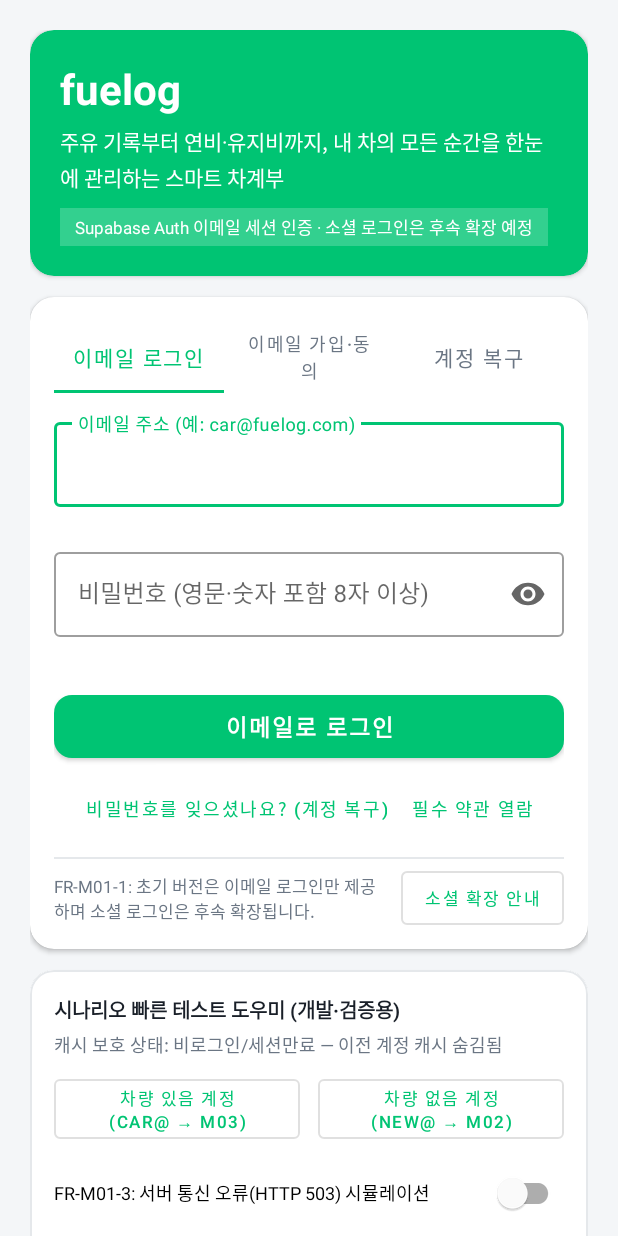
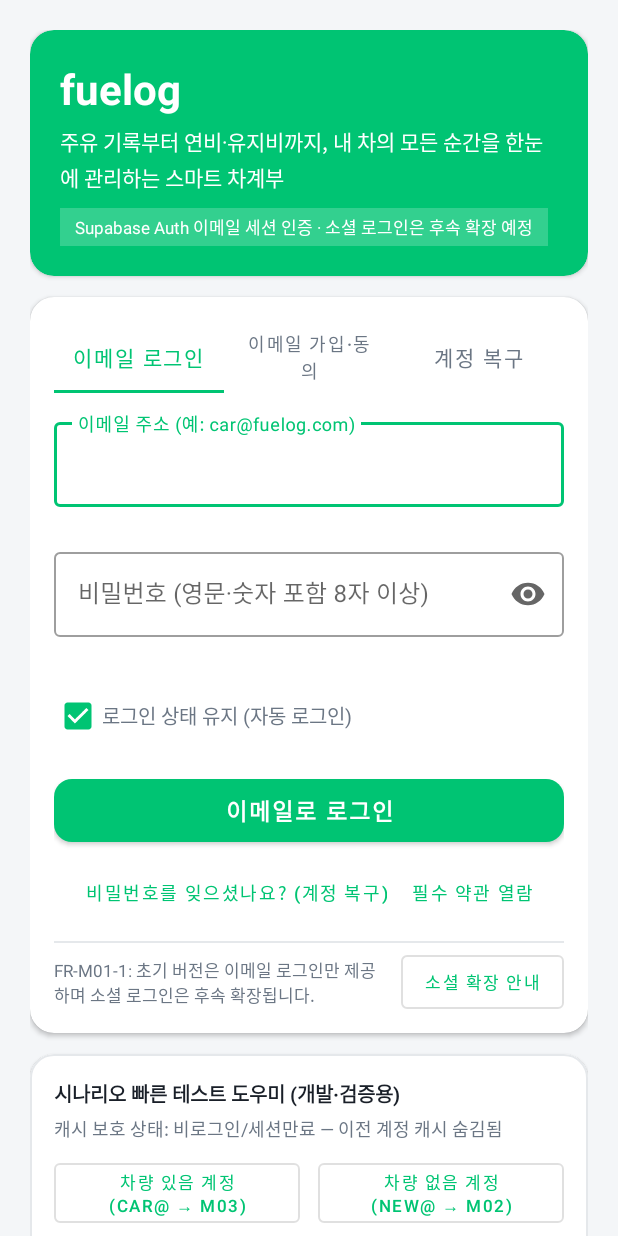
Before and after one commit to thstnqls/mobile-app-fuelog, an Android app: the screen it shows after launch (MainActivity), on a phone screen of 412 x 824 dp. Run offline under Robolectric (Android 15) with nearby library versions, the phone set to English and light mode, and no system bars.

Commit message:
feat: 로그인 세션 관리 기능 추가

```diff
--- a/app/src/main/java/com/pleos/mobile_app_fuelog/MainActivity.java
+++ b/app/src/main/java/com/pleos/mobile_app_fuelog/MainActivity.java
@@ -110,7 +110,7 @@ public class MainActivity extends AppCompatActivity {
         if (savedInstanceState == null) {
             NavGraph navGraph = navController.getNavInflater().inflate(R.navigation.mobile_navigation);
             AuthSession savedSession = authRepository.getCurrentValidSession();
-            if (savedSession == null) {
+            if (savedSession == null || !authRepository.isAutoLoginEnabled()) {
                 navGraph.setStartDestination(R.id.nav_m01_login);
             } else {
                 boolean hasVehicle = userCacheManager.hasRegisteredVehicle(savedSession.getUserId());
--- a/app/src/main/java/com/pleos/mobile_app_fuelog/ui/auth/M01LoginFragment.java
+++ b/app/src/main/java/com/pleos/mobile_app_fuelog/ui/auth/M01LoginFragment.java
@@ -74,9 +74,9 @@ public class M01LoginFragment extends Fragment {
         observeViewModel();
         refreshContextAndCacheBanner();
 
-        // 이미 유효한 세션이 존재하는 경우 뷰 트리가 완전히 마운트된 직후 M02/M03(또는 보류 딥링크)로 이동
+        // 이미 유효한 세션이 존재하고 자동 로그인이 켜져 있는 경우 뷰 트리가 완전히 마운트된 직후 M02/M03(또는 보류 딥링크)로 이동
         AuthSession existingSession = authRepository.getCurrentValidSession();
-        if (existingSession != null) {
+        if (existingSession != null && authRepository.isAutoLoginEnabled()) {
             view.post(() -> {
                 if (!isAdded() || binding == null) {
                     return;
@@ -88,7 +88,15 @@ public class M01LoginFragment extends Fragment {
                 );
                 navigateByDecision(decision);
             });
+            return;
         }
+
+        // 저장된 계정 이메일이 있으면 자동 완성 및 자동 로그인 체크박스 상태 초기화
+        String savedEmail = authRepository.getSavedEmail();
+        if (savedEmail != null && !savedEmail.trim().isEmpty() && (binding.etEmail.getText() == null || binding.etEmail.getText().toString().isEmpty())) {
+            binding.etEmail.setText(savedEmail.trim());
+        }
+        binding.cbAutoLogin.setChecked(authRepository.isAutoLoginEnabled());
     }
 
     private void setupTabs() {
@@ -254,6 +262,10 @@ public class M01LoginFragment extends Fragment {
                 perm -> PermissionGuideHelper.isPermissionGranted(requireContext(), perm);
 
         if (mode == M01LoginViewModel.AuthMode.LOGIN) {
+            authRepository.setAutoLoginEnabled(binding.cbAutoLogin.isChecked());
+            if (!email.trim().isEmpty()) {
+                authRepository.setSavedEmail(email.trim());
+            }
             viewModel.submitLogin(email, password, permChecker);
         } else if (mode == M01LoginViewModel.AuthMode.SIGN_UP) {
             viewModel.submitSignUp(
@@ -277,6 +289,7 @@ public class M01LoginFragment extends Fragment {
                 binding.tilPassword.setVisibility(View.VISIBLE);
                 binding.tilPasswordConfirm.setVisibility(View.GONE);
                 binding.layoutTermsConsent.setVisibility(View.GONE);
+                binding.layoutAutoLogin.setVisibility(View.VISIBLE);
                 binding.tvRecoveryModeGuide.setVisibility(View.GONE);
                 binding.btnSubmitPrimary.setText(R.string.m01_btn_submit_login);
                 binding.btnQuickRecovery.setVisibility(View.VISIBLE);
@@ -284,6 +297,7 @@ public class M01LoginFragment extends Fragment {
                 binding.tilPassword.setVisibility(View.VISIBLE);
                 binding.tilPasswordConfirm.setVisibility(View.VISIBLE);
                 binding.layoutTermsConsent.setVisibility(View.VISIBLE);
+                binding.layoutAutoLogin.setVisibility(View.GONE);
                 binding.tvRecoveryModeGuide.setVisibility(View.GONE);
                 binding.btnSubmitPrimary.setText(R.string.m01_btn_submit_signup);
                 binding.btnQuickRecovery.setVisibility(View.GONE);
@@ -291,6 +305,7 @@ public class M01LoginFragment extends Fragment {
                 binding.tilPassword.setVisibility(View.GONE);
                 binding.tilPasswordConfirm.setVisibility(View.GONE);
                 binding.layoutTermsConsent.setVisibility(View.GONE);
+                binding.layoutAutoLogin.setVisibility(View.GONE);
                 binding.tvRecoveryModeGuide.setVisibility(View.VISIBLE);
                 binding.btnSubmitPrimary.setText(R.string.m01_btn_submit_recovery);
                 binding.btnQuickRecovery.setVisibility(View.GONE);
--- a/app/src/main/res/layout/fragment_m01_login.xml
+++ b/app/src/main/res/layout/fragment_m01_login.xml
@@ -401,6 +401,25 @@
                         android:textSize="13sp" />
                 </LinearLayout>
 
+                <!-- 로그인 상태 유지 (자동 로그인) 체크박스 -->
+                <LinearLayout
+                    android:id="@+id/layout_auto_login"
+                    android:layout_width="match_parent"
+                    android:layout_height="wrap_content"
+                    android:layout_marginTop="8dp"
+                    android:gravity="center_vertical"
+                    android:orientation="horizontal">
+
+                    <CheckBox
+                        android:id="@+id/cb_auto_login"
+                        android:layout_width="wrap_content"
+                        android:layout_height="wrap_content"
+                        android:checked="true"
+                        android:text="로그인 상태 유지 (자동 로그인)"
+                        android:textColor="@color/fuelog_text_secondary"
+                        android:textSize="13sp" />
+                </LinearLayout>
+
                 <!-- 제출 버튼 & 로딩 인디케이터 (FR-M01-3 중복 제출 방지) -->
                 <FrameLayout
                     android:layout_width="match_parent"
```
Also changed, not shown: app/src/main/java/com/pleos/mobile_app_fuelog/data/auth/AuthRepository.java (+126 -15 lines), 1 other file.
